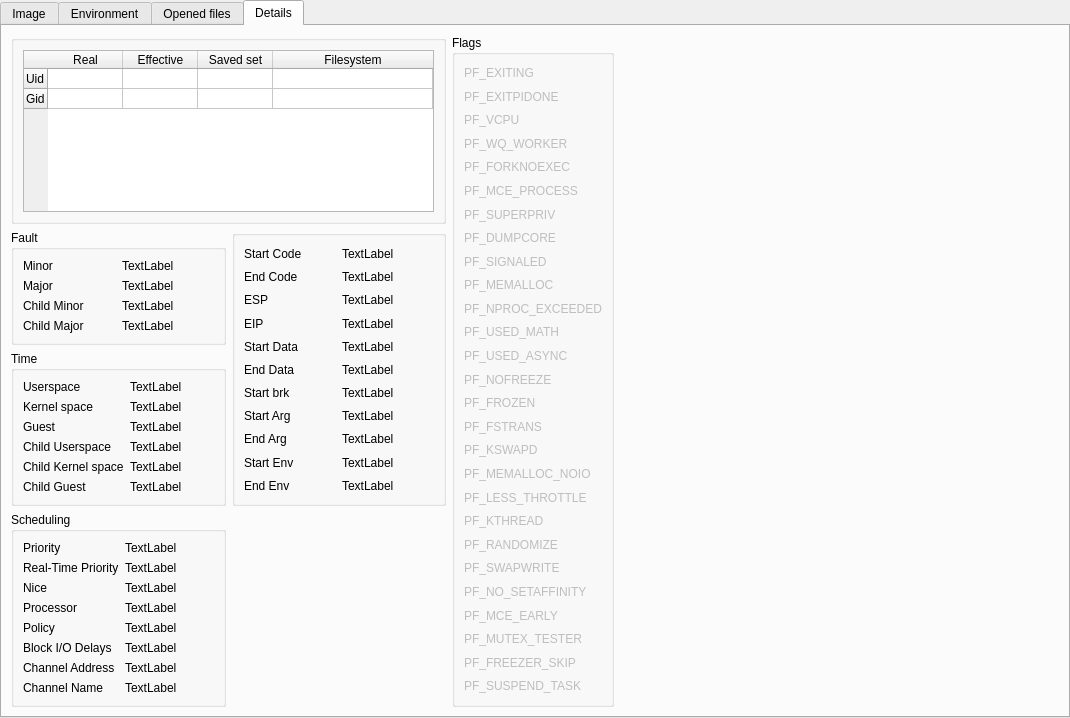
This is src/processdetailview.ui in Wenzel/kmonitor as Qt 5 draws it before an edit. The edited form follows.
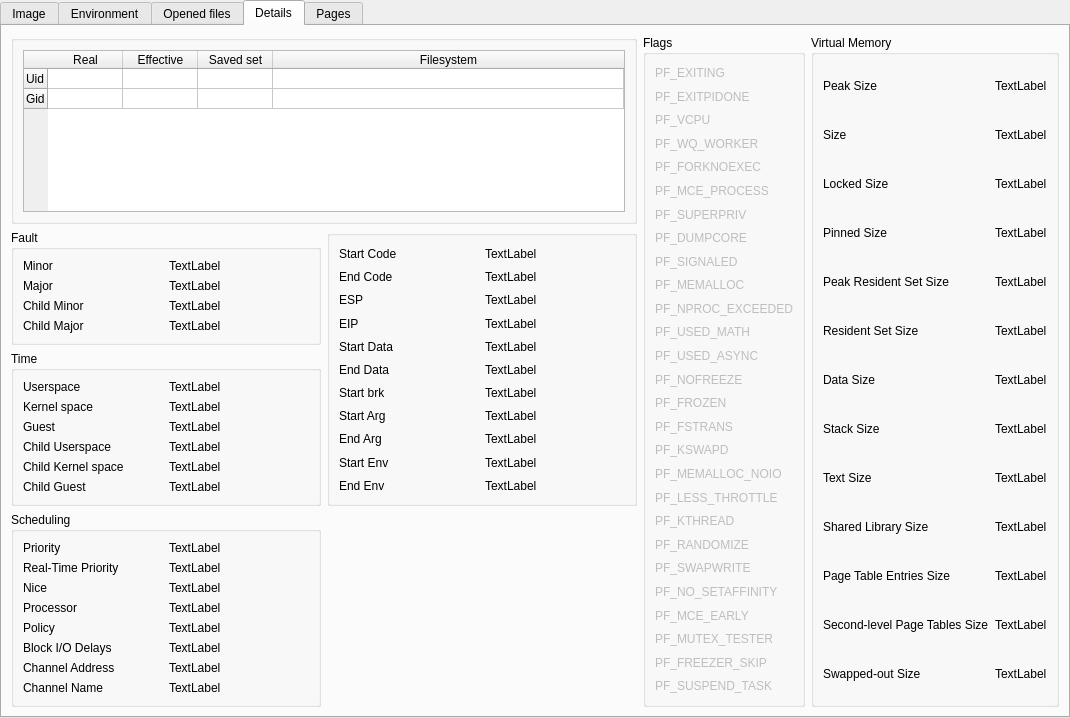
This is the edited form. The open tabs and pages were chosen to show the change.

Commit message: add maps display

Patch:
```diff
--- a/src/processdetailview.ui
+++ b/src/processdetailview.ui
@@ -286,8 +286,10 @@
    <attribute name="title">
     <string>Details</string>
    </attribute>
-   <layout class="QGridLayout" name="gridLayout_8">
-    <item row="0" column="0">
+   <layout class="QHBoxLayout" name="horizontalLayout_5">
+    <item>
+     <layout class="QVBoxLayout" name="verticalLayout_3">
+      <item>
      <widget class="QGroupBox" name="groupBox_3">
       <property name="title">
        <string/>
@@ -351,286 +353,7 @@
       </layout>
      </widget>
     </item>
-    <item row="0" column="1" rowspan="2">
-     <widget class="QGroupBox" name="groupBox_4">
-      <property name="title">
-       <string>Flags</string>
-      </property>
-      <layout class="QVBoxLayout" name="verticalLayout">
        <item>
-        <widget class="QLabel" name="label_pf_exiting">
-         <property name="enabled">
-          <bool>false</bool>
-         </property>
-         <property name="text">
-          <string>PF_EXITING</string>
-         </property>
-        </widget>
-       </item>
-       <item>
-        <widget class="QLabel" name="label_pf_exitpidone">
-         <property name="enabled">
-          <bool>false</bool>
-         </property>
-         <property name="text">
-          <string>PF_EXITPIDONE</string>
-         </property>
-        </widget>
-       </item>
-       <item>
-        <widget class="QLabel" name="label_pf_vcpu">
-         <property name="enabled">
-          <bool>false</bool>
-         </property>
-         <property name="text">
-          <string>PF_VCPU</string>
-         </property>
-        </widget>
-       </item>
-       <item>
-        <widget class="QLabel" name="label_pf_wq_worker">
-         <property name="enabled">
-          <bool>false</bool>
-         </property>
-         <property name="text">
-          <string>PF_WQ_WORKER</string>
-         </property>
-        </widget>
-       </item>
-       <item>
-        <widget class="QLabel" name="label_pf_forknoexec">
-         <property name="enabled">
-          <bool>false</bool>
-         </property>
-         <property name="text">
-          <string>PF_FORKNOEXEC</string>
-         </property>
-        </widget>
-       </item>
-       <item>
-        <widget class="QLabel" name="label_pf_mce_process">
-         <property name="enabled">
-          <bool>false</bool>
-         </property>
-         <property name="text">
-          <string>PF_MCE_PROCESS</string>
-         </property>
-        </widget>
-       </item>
-       <item>
-        <widget class="QLabel" name="label_pf_superpriv">
-         <property name="enabled">
-          <bool>false</bool>
-         </property>
-         <property name="text">
-          <string>PF_SUPERPRIV</string>
-         </property>
-        </widget>
-       </item>
-       <item>
-        <widget class="QLabel" name="label_pf_dumpcore">
-         <property name="enabled">
-          <bool>false</bool>
-         </property>
-         <property name="text">
-          <string>PF_DUMPCORE</string>
-         </property>
-        </widget>
-       </item>
-       <item>
-        <widget class="QLabel" name="label_pf_signaled">
-         <property name="enabled">
-          <bool>false</bool>
-         </property>
-         <property name="text">
-          <string>PF_SIGNALED</string>
-         </property>
-        </widget>
-       </item>
-       <item>
-        <widget class="QLabel" name="label_pf_memalloc">
-         <property name="enabled">
-          <bool>false</bool>
-         </property>
-         <property name="text">
-          <string>PF_MEMALLOC</string>
-         </property>
-        </widget>
-       </item>
-       <item>
-        <widget class="QLabel" name="label_pf_nproc_exceeded">
-         <property name="enabled">
-          <bool>false</bool>
-         </property>
-         <property name="text">
-          <string>PF_NPROC_EXCEEDED</string>
-         </property>
-        </widget>
-       </item>
-       <item>
-        <widget class="QLabel" name="label_pf_used_math">
-         <property name="enabled">
-          <bool>false</bool>
-         </property>
-         <property name="text">
-          <string>PF_USED_MATH</string>
-         </property>
-        </widget>
-       </item>
-       <item>
-        <widget class="QLabel" name="label_pf_used_async">
-         <property name="enabled">
-          <bool>false</bool>
-         </property>
-         <property name="text">
-          <string>PF_USED_ASYNC</string>
-         </property>
-        </widget>
-       </item>
-       <item>
-        <widget class="QLabel" name="label_pf_nofreeze">
-         <property name="enabled">
-          <bool>false</bool>
-         </property>
-         <property name="text">
-          <string>PF_NOFREEZE</string>
-         </property>
-        </widget>
-       </item>
-       <item>
-        <widget class="QLabel" name="label_pf_frozen">
-         <property name="enabled">
-          <bool>false</bool>
-         </property>
-         <property name="text">
-          <string>PF_FROZEN</string>
-         </property>
-        </widget>
-       </item>
-       <item>
-        <widget class="QLabel" name="label_pf_fstrans">
-         <property name="enabled">
-          <bool>false</bool>
-         </property>
-         <property name="text">
-          <string>PF_FSTRANS</string>
-         </property>
-        </widget>
-       </item>
-       <item>
-        <widget class="QLabel" name="label_pf_kswapd">
-         <property name="enabled">
-          <bool>false</bool>
-         </property>
-         <property name="text">
-          <string>PF_KSWAPD</string>
-         </property>
-        </widget>
-       </item>
-       <item>
-        <widget class="QLabel" name="label_pf_memalloc_noio">
-         <property name="enabled">
-          <bool>false</bool>
-         </property>
-         <property name="text">
-          <string>PF_MEMALLOC_NOIO</string>
-         </property>
-        </widget>
-       </item>
-       <item>
-        <widget class="QLabel" name="label_pf_less_throttle">
-         <property name="enabled">
-          <bool>false</bool>
-         </property>
-         <property name="text">
-          <string>PF_LESS_THROTTLE</string>
-         </property>
-        </widget>
-       </item>
-       <item>
-        <widget class="QLabel" name="label_pf_kthread">
-         <property name="enabled">
-          <bool>false</bool>
-         </property>
-         <property name="text">
-          <string>PF_KTHREAD</string>
-         </property>
-        </widget>
-       </item>
-       <item>
-        <widget class="QLabel" name="label_pf_randomize">
-         <property name="enabled">
-          <bool>false</bool>
-         </property>
-         <property name="text">
-          <string>PF_RANDOMIZE</string>
-         </property>
-        </widget>
-       </item>
-       <item>
-        <widget class="QLabel" name="label_pf_swapwrite">
-         <property name="enabled">
-          <bool>false</bool>
-         </property>
-         <property name="text">
-          <string>PF_SWAPWRITE</string>
-         </property>
-        </widget>
-       </item>
-       <item>
-        <widget class="QLabel" name="label_pf_no_setaffinity">
-         <property name="enabled">
-          <bool>false</bool>
-         </property>
-         <property name="text">
-          <string>PF_NO_SETAFFINITY</string>
-         </property>
-        </widget>
-       </item>
-       <item>
-        <widget class="QLabel" name="label_pf_mce_early">
-         <property name="enabled">
-          <bool>false</bool>
-         </property>
-         <property name="text">
-          <string>PF_MCE_EARLY</string>
-         </property>
-        </widget>
-       </item>
-       <item>
-        <widget class="QLabel" name="label_pf_mutex_tester">
-         <property name="enabled">
-          <bool>false</bool>
-         </property>
-         <property name="text">
-          <string>PF_MUTEX_TESTER</string>
-         </property>
-        </widget>
-       </item>
-       <item>
-        <widget class="QLabel" name="label_pf_freezer_skip">
-         <property name="enabled">
-          <bool>false</bool>
-         </property>
-         <property name="text">
-          <string>PF_FREEZER_SKIP</string>
-         </property>
-        </widget>
-       </item>
-       <item>
-        <widget class="QLabel" name="label_pf_suspend_task">
-         <property name="enabled">
-          <bool>false</bool>
-         </property>
-         <property name="text">
-          <string>PF_SUSPEND_TASK</string>
-         </property>
-        </widget>
-       </item>
-      </layout>
-     </widget>
-    </item>
-    <item row="1" column="0">
      <layout class="QGridLayout" name="gridLayout_7">
       <item row="0" column="0">
        <widget class="QGroupBox" name="groupBox_5">
@@ -1088,18 +811,514 @@
       </item>
      </layout>
     </item>
-    <item row="1" column="2">
-     <spacer name="horizontalSpacer_2">
-      <property name="orientation">
-       <enum>Qt::Horizontal</enum>
-      </property>
-      <property name="sizeHint" stdset="0">
-       <size>
-        <width>445</width>
-        <height>20</height>
-       </size>
-      </property>
-     </spacer>
+     </layout>
+    </item>
+    <item>
+     <layout class="QHBoxLayout" name="horizontalLayout_3">
+      <item>
+       <widget class="QGroupBox" name="groupBox_4">
+        <property name="title">
+         <string>Flags</string>
+        </property>
+        <layout class="QVBoxLayout" name="verticalLayout">
+         <item>
+          <widget class="QLabel" name="label_pf_exiting">
+           <property name="enabled">
+            <bool>false</bool>
+           </property>
+           <property name="text">
+            <string>PF_EXITING</string>
+           </property>
+          </widget>
+         </item>
+         <item>
+          <widget class="QLabel" name="label_pf_exitpidone">
+           <property name="enabled">
+            <bool>false</bool>
+           </property>
+           <property name="text">
+            <string>PF_EXITPIDONE</string>
+           </property>
+          </widget>
+         </item>
+         <item>
+          <widget class="QLabel" name="label_pf_vcpu">
+           <property name="enabled">
+            <bool>false</bool>
+           </property>
+           <property name="text">
+            <string>PF_VCPU</string>
+           </property>
+          </widget>
+         </item>
+         <item>
+          <widget class="QLabel" name="label_pf_wq_worker">
+           <property name="enabled">
+            <bool>false</bool>
+           </property>
+           <property name="text">
+            <string>PF_WQ_WORKER</string>
+           </property>
+          </widget>
+         </item>
+         <item>
+          <widget class="QLabel" name="label_pf_forknoexec">
+           <property name="enabled">
+            <bool>false</bool>
+           </property>
+           <property name="text">
+            <string>PF_FORKNOEXEC</string>
+           </property>
+          </widget>
+         </item>
+         <item>
+          <widget class="QLabel" name="label_pf_mce_process">
+           <property name="enabled">
+            <bool>false</bool>
+           </property>
+           <property name="text">
+            <string>PF_MCE_PROCESS</string>
+           </property>
+          </widget>
+         </item>
+         <item>
+          <widget class="QLabel" name="label_pf_superpriv">
+           <property name="enabled">
+            <bool>false</bool>
+           </property>
+           <property name="text">
+            <string>PF_SUPERPRIV</string>
+           </property>
+          </widget>
+         </item>
+         <item>
+          <widget class="QLabel" name="label_pf_dumpcore">
+           <property name="enabled">
+            <bool>false</bool>
+           </property>
+           <property name="text">
+            <string>PF_DUMPCORE</string>
+           </property>
+          </widget>
+         </item>
+         <item>
+          <widget class="QLabel" name="label_pf_signaled">
+           <property name="enabled">
+            <bool>false</bool>
+           </property>
+           <property name="text">
+            <string>PF_SIGNALED</string>
+           </property>
+          </widget>
+         </item>
+         <item>
+          <widget class="QLabel" name="label_pf_memalloc">
+           <property name="enabled">
+            <bool>false</bool>
+           </property>
+           <property name="text">
+            <string>PF_MEMALLOC</string>
+           </property>
+          </widget>
+         </item>
+         <item>
+          <widget class="QLabel" name="label_pf_nproc_exceeded">
+           <property name="enabled">
+            <bool>false</bool>
+           </property>
+           <property name="text">
+            <string>PF_NPROC_EXCEEDED</string>
+           </property>
+          </widget>
+         </item>
+         <item>
+          <widget class="QLabel" name="label_pf_used_math">
+           <property name="enabled">
+            <bool>false</bool>
+           </property>
+           <property name="text">
+            <string>PF_USED_MATH</string>
+           </property>
+          </widget>
+         </item>
+         <item>
+          <widget class="QLabel" name="label_pf_used_async">
+           <property name="enabled">
+            <bool>false</bool>
+           </property>
+           <property name="text">
+            <string>PF_USED_ASYNC</string>
+           </property>
+          </widget>
+         </item>
+         <item>
+          <widget class="QLabel" name="label_pf_nofreeze">
+           <property name="enabled">
+            <bool>false</bool>
+           </property>
+           <property name="text">
+            <string>PF_NOFREEZE</string>
+           </property>
+          </widget>
+         </item>
+         <item>
+          <widget class="QLabel" name="label_pf_frozen">
+           <property name="enabled">
+            <bool>false</bool>
+           </property>
+           <property name="text">
+            <string>PF_FROZEN</string>
+           </property>
+          </widget>
+         </item>
+         <item>
+          <widget class="QLabel" name="label_pf_fstrans">
+           <property name="enabled">
+            <bool>false</bool>
+           </property>
+           <property name="text">
+            <string>PF_FSTRANS</string>
+           </property>
+          </widget>
+         </item>
+         <item>
+          <widget class="QLabel" name="label_pf_kswapd">
+           <property name="enabled">
+            <bool>false</bool>
+           </property>
+           <property name="text">
+            <string>PF_KSWAPD</string>
+           </property>
+          </widget>
+         </item>
+         <item>
+          <widget class="QLabel" name="label_pf_memalloc_noio">
+           <property name="enabled">
+            <bool>false</bool>
+           </property>
+           <property name="text">
+            <string>PF_MEMALLOC_NOIO</string>
+           </property>
+          </widget>
+         </item>
+         <item>
+          <widget class="QLabel" name="label_pf_less_throttle">
+           <property name="enabled">
+            <bool>false</bool>
+           </property>
+           <property name="text">
+            <string>PF_LESS_THROTTLE</string>
+           </property>
+          </widget>
+         </item>
+         <item>
+          <widget class="QLabel" name="label_pf_kthread">
+           <property name="enabled">
+            <bool>false</bool>
+           </property>
+           <property name="text">
+            <string>PF_KTHREAD</string>
+           </property>
+          </widget>
+         </item>
+         <item>
+          <widget class="QLabel" name="label_pf_randomize">
+           <property name="enabled">
+            <bool>false</bool>
+           </property>
+           <property name="text">
+            <string>PF_RANDOMIZE</string>
+           </property>
+          </widget>
+         </item>
+         <item>
+          <widget class="QLabel" name="label_pf_swapwrite">
+           <property name="enabled">
+            <bool>false</bool>
+           </property>
+           <property name="text">
+            <string>PF_SWAPWRITE</string>
+           </property>
+          </widget>
+         </item>
+         <item>
+          <widget class="QLabel" name="label_pf_no_setaffinity">
+           <property name="enabled">
+            <bool>false</bool>
+           </property>
+           <property name="text">
+            <string>PF_NO_SETAFFINITY</string>
+           </property>
+          </widget>
+         </item>
+         <item>
+          <widget class="QLabel" name="label_pf_mce_early">
+           <property name="enabled">
+            <bool>false</bool>
+           </property>
+           <property name="text">
+            <string>PF_MCE_EARLY</string>
+           </property>
+          </widget>
+         </item>
+         <item>
+          <widget class="QLabel" name="label_pf_mutex_tester">
+           <property name="enabled">
+            <bool>false</bool>
+           </property>
+           <property name="text">
+            <string>PF_MUTEX_TESTER</string>
+           </property>
+          </widget>
+         </item>
+         <item>
+          <widget class="QLabel" name="label_pf_freezer_skip">
+           <property name="enabled">
+            <bool>false</bool>
+           </property>
+           <property name="text">
+            <string>PF_FREEZER_SKIP</string>
+           </property>
+          </widget>
+         </item>
+         <item>
+          <widget class="QLabel" name="label_pf_suspend_task">
+           <property name="enabled">
+            <bool>false</bool>
+           </property>
+           <property name="text">
+            <string>PF_SUSPEND_TASK</string>
+           </property>
+          </widget>
+         </item>
+        </layout>
+       </widget>
+      </item>
+      <item>
+       <widget class="QGroupBox" name="groupBox_9">
+        <property name="title">
+         <string>Virtual Memory</string>
+        </property>
+        <layout class="QGridLayout" name="gridLayout_8">
+         <item row="0" column="0">
+          <widget class="QLabel" name="label_43">
+           <property name="text">
+            <string>Peak Size</string>
+           </property>
+          </widget>
+         </item>
+         <item row="0" column="1">
+          <widget class="QLabel" name="label_vm_peak">
+           <property name="text">
+            <string>TextLabel</string>
+           </property>
+          </widget>
+         </item>
+         <item row="1" column="0">
+          <widget class="QLabel" name="label_44">
+           <property name="text">
+            <string>Size</string>
+           </property>
+          </widget>
+         </item>
+         <item row="1" column="1">
+          <widget class="QLabel" name="label_vm_size">
+           <property name="text">
+            <string>TextLabel</string>
+           </property>
+          </widget>
+         </item>
+         <item row="2" column="0">
+          <widget class="QLabel" name="label_45">
+           <property name="text">
+            <string>Locked Size</string>
+           </property>
+          </widget>
+         </item>
+         <item row="2" column="1">
+          <widget class="QLabel" name="label_vm_lck">
+           <property name="text">
+            <string>TextLabel</string>
+           </property>
+          </widget>
+         </item>
+         <item row="3" column="0">
+          <widget class="QLabel" name="label_46">
+           <property name="text">
+            <string>Pinned Size</string>
+           </property>
+          </widget>
+         </item>
+         <item row="3" column="1">
+          <widget class="QLabel" name="label_vm_pin">
+           <property name="text">
+            <string>TextLabel</string>
+           </property>
+          </widget>
+         </item>
+         <item row="4" column="0">
+          <widget class="QLabel" name="label_47">
+           <property name="text">
+            <string>Peak Resident Set Size</string>
+           </property>
+          </widget>
+         </item>
+         <item row="4" column="1">
+          <widget class="QLabel" name="label_vm_hwm">
+           <property name="text">
+            <string>TextLabel</string>
+           </property>
+          </widget>
+         </item>
+         <item row="5" column="0">
+          <widget class="QLabel" name="label_48">
+           <property name="text">
+            <string>Resident Set Size</string>
+           </property>
+          </widget>
+         </item>
+         <item row="5" column="1">
+          <widget class="QLabel" name="label_vm_rss">
+           <property name="text">
+            <string>TextLabel</string>
+           </property>
+          </widget>
+         </item>
+         <item row="6" column="0">
+          <widget class="QLabel" name="label_49">
+           <property name="text">
+            <string>Data Size</string>
+           </property>
+          </widget>
+         </item>
+         <item row="6" column="1">
+          <widget class="QLabel" name="label_vm_data">
+           <property name="text">
+            <string>TextLabel</string>
+           </property>
+          </widget>
+         </item>
+         <item row="7" column="0">
+          <widget class="QLabel" name="label_50">
+           <property name="text">
+            <string>Stack Size</string>
+           </property>
+          </widget>
+         </item>
+         <item row="7" column="1">
+          <widget class="QLabel" name="label_vm_stk">
+           <property name="text">
+            <string>TextLabel</string>
+           </property>
+          </widget>
+         </item>
+         <item row="8" column="0">
+          <widget class="QLabel" name="label_51">
+           <property name="text">
+            <string>Text Size</string>
+           </property>
+          </widget>
+         </item>
+         <item row="8" column="1">
+          <widget class="QLabel" name="label_vm_exe">
+           <property name="text">
+            <string>TextLabel</string>
+           </property>
+          </widget>
+         </item>
+         <item row="9" column="0">
+          <widget class="QLabel" name="label_52">
+           <property name="text">
+            <string>Shared Library Size</string>
+           </property>
+          </widget>
+         </item>
+         <item row="9" column="1">
+          <widget class="QLabel" name="label_vm_lib">
+           <property name="text">
+            <string>TextLabel</string>
+           </property>
+          </widget>
+         </item>
+         <item row="10" column="0">
+          <widget class="QLabel" name="label_53">
+           <property name="text">
+            <string>Page Table Entries Size</string>
+           </property>
+          </widget>
+         </item>
+         <item row="10" column="1">
+          <widget class="QLabel" name="label_vm_pte">
+           <property name="text">
+            <string>TextLabel</string>
+           </property>
+          </widget>
+         </item>
+         <item row="11" column="0">
+          <widget class="QLabel" name="label_54">
+           <property name="text">
+            <string>Second-level Page Tables Size</string>
+           </property>
+          </widget>
+         </item>
+         <item row="11" column="1">
+          <widget class="QLabel" name="label_vm_pmd">
+           <property name="text">
+            <string>TextLabel</string>
+           </property>
+          </widget>
+         </item>
+         <item row="12" column="0">
+          <widget class="QLabel" name="label_55">
+           <property name="text">
+            <string>Swapped-out Size</string>
+           </property>
+          </widget>
+         </item>
+         <item row="12" column="1">
+          <widget class="QLabel" name="label_vm_swap">
+           <property name="text">
+            <string>TextLabel</string>
+           </property>
+          </widget>
+         </item>
+        </layout>
+       </widget>
+      </item>
+     </layout>
+    </item>
+   </layout>
+  </widget>
+  <widget class="QWidget" name="tab">
+   <attribute name="title">
+    <string>Pages</string>
+   </attribute>
+   <layout class="QHBoxLayout" name="horizontalLayout_6">
+    <item>
+     <widget class="QTableWidget" name="tableWidget_maps">
+      <property name="editTriggers">
+       <set>QAbstractItemView::NoEditTriggers</set>
+      </property>
+      <attribute name="horizontalHeaderMinimumSectionSize">
+       <number>50</number>
+      </attribute>
+      <attribute name="horizontalHeaderStretchLastSection">
+       <bool>true</bool>
+      </attribute>
+      <attribute name="verticalHeaderDefaultSectionSize">
+       <number>20</number>
+      </attribute>
+      <column>
+       <property name="text">
+        <string>Address</string>
+       </property>
+      </column>
+      <column>
+       <property name="text">
+        <string>File</string>
+       </property>
+      </column>
+     </widget>
     </item>
    </layout>
   </widget>
```
Left out of the diff: 2 changed lines with no effect on the pictures. Lines whose indentation alone changed are shown as unchanged. The commit also changes 2 other files.
